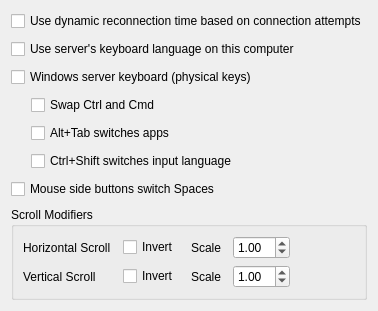
This is src/lib/gui/dialogs/ClientConfigDialog.ui in boymep/deskflow as Qt 5 draws it before an edit. The edited form follows.
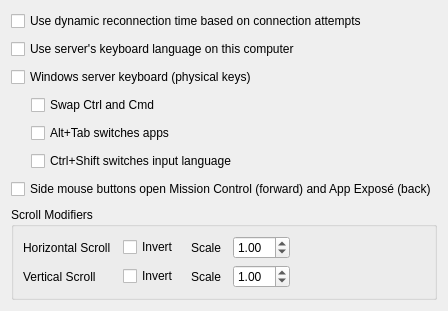
This is the edited form.

Commit message:
feat(client): open Mission Control and App Exposé with mouse side buttons on macOS
Forward opens Mission Control (Ctrl+Up), back opens App Exposé (Ctrl+Down),
instead of switching Spaces. The setting key is unchanged.

```diff
--- a/src/lib/gui/dialogs/ClientConfigDialog.ui
+++ b/src/lib/gui/dialogs/ClientConfigDialog.ui
@@ -108,7 +108,7 @@
       <string>Server mouse back/forward buttons switch to the Space on the left/right instead of being sent as buttons. Works without the Windows server keyboard.</string>
      </property>
      <property name="text">
-      <string>Mouse side buttons switch Spaces</string>
+      <string>Side mouse buttons open Mission Control (forward) and App Exposé (back)</string>
      </property>
     </widget>
    </item>
```
Left out of the diff: 2 changed lines with no effect on the pictures. The commit also changes 4 other files.
